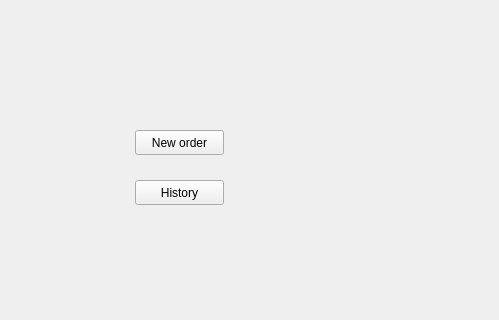
Above: sdi_app/gui/menu_driver.ui from FratiaXd/SDI before the change; both pictures show x 95 to 594 and y 0 to 320 of the 594 by 507 pixel window. Below: the same form after it.
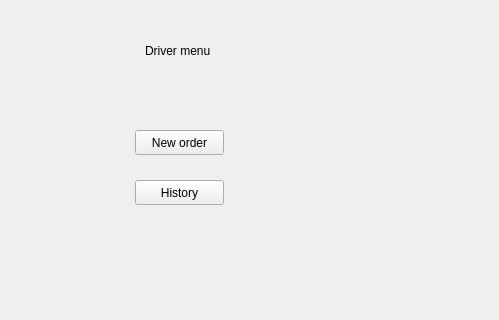
That is the form after the change.

Diff of the .ui file:
```diff
--- a/sdi_app/gui/menu_driver.ui
+++ b/sdi_app/gui/menu_driver.ui
@@ -39,6 +39,19 @@
     <string>History</string>
    </property>
   </widget>
+  <widget class="QLabel" name="label">
+   <property name="geometry">
+    <rect>
+     <x>240</x>
+     <y>30</y>
+     <width>191</width>
+     <height>41</height>
+    </rect>
+   </property>
+   <property name="text">
+    <string>Driver menu</string>
+   </property>
+  </widget>
  </widget>
  <resources/>
  <connections/>
```
